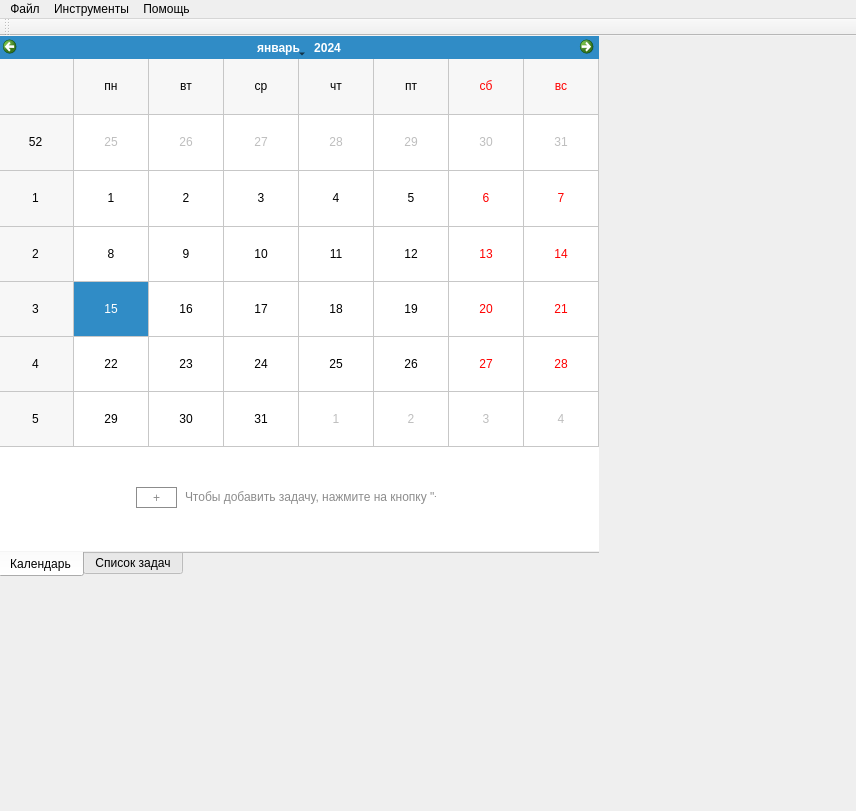
Above: mainwindow.ui from Normandez/ToDoList before the change. Below: the same form after it.
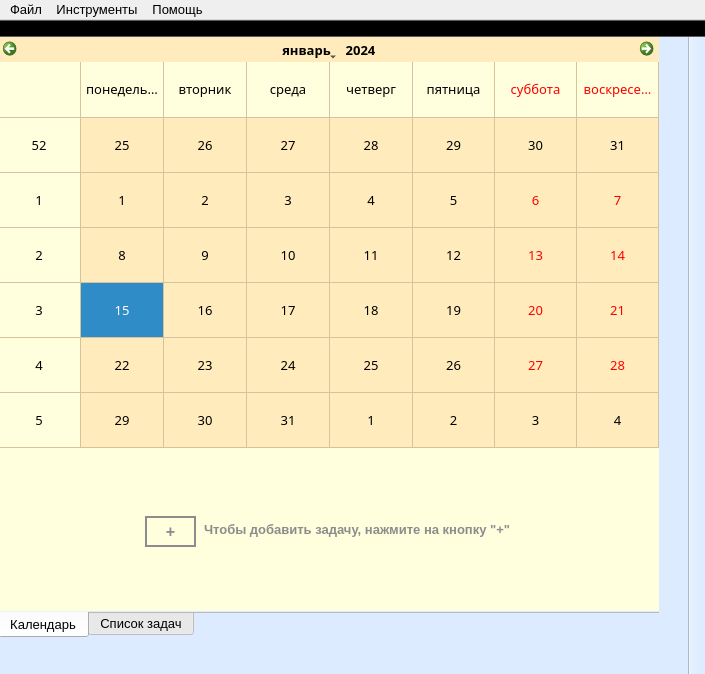
That is the form after the change. Icons and pictures are not drawn.

What changed in the file:
```diff
--- a/mainwindow.ui
+++ b/mainwindow.ui
@@ -6,15 +6,37 @@
    <rect>
     <x>0</x>
     <y>0</y>
-    <width>856</width>
-    <height>811</height>
+    <width>705</width>
+    <height>674</height>
    </rect>
   </property>
+  <property name="minimumSize">
+   <size>
+    <width>705</width>
+    <height>674</height>
+   </size>
+  </property>
+  <property name="maximumSize">
+   <size>
+    <width>705</width>
+    <height>674</height>
+   </size>
+  </property>
+  <property name="font">
+   <font>
+    <pointsize>8</pointsize>
+   </font>
+  </property>
+  <property name="mouseTracking">
+   <bool>false</bool>
+  </property>
   <property name="windowTitle">
    <string>Аналог TODO list</string>
   </property>
   <property name="styleSheet">
-   <string notr="true"/>
+   <string notr="true">QMainWindow{
+background-color: rgb(220, 235, 255);
+}</string>
   </property>
   <property name="locale">
    <locale language="Russian" country="Ukraine"/>
@@ -25,10 +47,16 @@
      <rect>
       <x>-2</x>
       <y>0</y>
-      <width>601</width>
-      <height>541</height>
+      <width>661</width>
+      <height>601</height>
      </rect>
     </property>
+    <property name="font">
+     <font>
+      <pointsize>10</pointsize>
+      <italic>false</italic>
+     </font>
+    </property>
     <property name="tabPosition">
      <enum>QTabWidget::South</enum>
     </property>
@@ -62,12 +90,28 @@
        <rect>
         <x>0</x>
         <y>0</y>
-        <width>601</width>
+        <width>661</width>
         <height>411</height>
        </rect>
       </property>
+      <property name="font">
+       <font>
+        <family>Andalus</family>
+        <pointsize>10</pointsize>
+        <weight>50</weight>
+        <italic>false</italic>
+        <bold>false</bold>
+        <underline>false</underline>
+        <strikeout>false</strikeout>
+        <stylestrategy>PreferAntialias</stylestrategy>
+       </font>
+      </property>
       <property name="styleSheet">
-       <string notr="true"/>
+       <string notr="true">QWidget{
+color: rgb(0, 0, 0);
+background-color: rgb(255, 235, 187);
+alternate-background-color: rgb(255, 255, 222);
+}</string>
       </property>
       <property name="gridVisible">
        <bool>true</bool>
@@ -76,7 +120,7 @@
        <enum>QCalendarWidget::SingleSelection</enum>
       </property>
       <property name="horizontalHeaderFormat">
-       <enum>QCalendarWidget::ShortDayNames</enum>
+       <enum>QCalendarWidget::LongDayNames</enum>
       </property>
       <property name="verticalHeaderFormat">
        <enum>QCalendarWidget::ISOWeekNumbers</enum>
@@ -91,15 +135,22 @@
      <widget class="QPushButton" name="pushButtonAddTask_OnWidget">
       <property name="geometry">
        <rect>
-        <x>138</x>
-        <y>451</y>
-        <width>41</width>
-        <height>21</height>
+        <x>147</x>
+        <y>479</y>
+        <width>51</width>
+        <height>31</height>
        </rect>
       </property>
+      <property name="font">
+       <font>
+        <pointsize>12</pointsize>
+        <weight>75</weight>
+        <bold>true</bold>
+       </font>
+      </property>
       <property name="styleSheet">
        <string notr="true">QPushButton{
-border:1px solid;
+border:2px solid;
 border-color: rgb(140, 140, 140);
 color: rgb(140, 140, 140);
 }</string>
@@ -122,13 +173,19 @@
        <rect>
         <x>1</x>
         <y>411</y>
-        <width>601</width>
-        <height>111</height>
+        <width>661</width>
+        <height>171</height>
        </rect>
       </property>
+      <property name="font">
+       <font>
+        <pointsize>11</pointsize>
+        <italic>true</italic>
+       </font>
+      </property>
       <property name="styleSheet">
        <string notr="true">QListWidget{
-border-color: rgb(255,255,255);
+background-color: rgb(255, 255, 222);
 }</string>
       </property>
       <property name="frameShape">
@@ -141,12 +198,19 @@
      <widget class="QLabel" name="labelAdd_OnCalendar">
       <property name="geometry">
        <rect>
-        <x>187</x>
-        <y>445</y>
-        <width>251</width>
+        <x>206</x>
+        <y>477</y>
+        <width>331</width>
         <height>31</height>
        </rect>
       </property>
+      <property name="font">
+       <font>
+        <pointsize>10</pointsize>
+        <weight>75</weight>
+        <bold>true</bold>
+       </font>
+      </property>
       <property name="styleSheet">
        <string notr="true">QLabel{
 color: rgb(140, 140, 140);
@@ -272,10 +336,15 @@
     <rect>
      <x>0</x>
      <y>0</y>
-     <width>856</width>
-     <height>21</height>
+     <width>705</width>
+     <height>23</height>
     </rect>
    </property>
+   <property name="font">
+    <font>
+     <pointsize>10</pointsize>
+    </font>
+   </property>
    <widget class="QMenu" name="menu">
     <property name="title">
      <string>Файл</string>
@@ -312,16 +381,58 @@
    <addaction name="menu_2"/>
    <addaction name="menuHelp"/>
   </widget>
-  <widget class="QToolBar" name="mainToolBar">
+  <widget class="QToolBar" name="toolBarTools">
+   <property name="styleSheet">
+    <string notr="true">QToolBar{
+background-color: rgb(220, 235, 255);
+}</string>
+   </property>
+   <property name="movable">
+    <bool>false</bool>
+   </property>
    <property name="allowedAreas">
     <set>Qt::AllToolBarAreas</set>
    </property>
    <property name="iconSize">
     <size>
+     <width>35</width>
+     <height>35</height>
+    </size>
+   </property>
+   <property name="toolButtonStyle">
+    <enum>Qt::ToolButtonFollowStyle</enum>
+   </property>
+   <property name="floatable">
+    <bool>true</bool>
+   </property>
+   <attribute name="toolBarArea">
+    <enum>RightToolBarArea</enum>
+   </attribute>
+   <attribute name="toolBarBreak">
+    <bool>false</bool>
+   </attribute>
+  </widget>
+  <widget class="QToolBar" name="toolBarFile">
+   <property name="windowTitle">
+    <string>toolBar</string>
+   </property>
+   <property name="styleSheet">
+    <string notr="true">QToolBar{
+background-color: qlineargradient(spread:pad, x1:1, y1:0.784, x2:1, y2:0, stop:0.163842 rgba(220, 235, 255, 248), stop:1 rgba(255, 255, 255, 255));
+}</string>
+   </property>
+   <property name="movable">
+    <bool>false</bool>
+   </property>
+   <property name="iconSize">
+    <size>
      <width>20</width>
      <height>20</height>
     </size>
    </property>
+   <property name="toolButtonStyle">
+    <enum>Qt::ToolButtonTextUnderIcon</enum>
+   </property>
    <property name="floatable">
     <bool>true</bool>
    </property>
```
Left out of the diff: 127 changed lines with no effect on the pictures.
